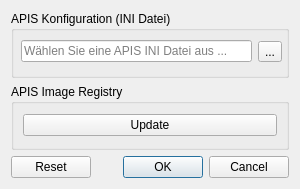
Above: APIS/forms/apis_settings_form.ui from APIS-Luftbildarchiv/APIS before the change. Below: the same form after it.
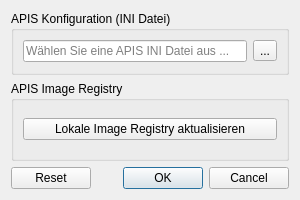
That is the form after the change. Icons and pictures are not drawn.

What changed in the file:
```diff
--- a/APIS/forms/apis_settings_form.ui
+++ b/APIS/forms/apis_settings_form.ui
@@ -10,7 +10,7 @@
     <x>0</x>
     <y>0</y>
     <width>300</width>
-    <height>189</height>
+    <height>200</height>
    </rect>
   </property>
   <property name="sizePolicy">
@@ -22,13 +22,13 @@
   <property name="minimumSize">
    <size>
     <width>300</width>
-    <height>120</height>
+    <height>200</height>
    </size>
   </property>
   <property name="maximumSize">
    <size>
     <width>300</width>
-    <height>300</height>
+    <height>200</height>
    </size>
   </property>
   <property name="windowTitle">
@@ -56,15 +56,8 @@
      <property name="title">
       <string>APIS Konfiguration (INI Datei)</string>
      </property>
-     <widget class="QWidget" name="horizontalLayoutWidget_2">
-      <property name="geometry">
-       <rect>
-        <x>10</x>
-        <y>20</y>
-        <width>261</width>
-        <height>41</height>
-       </rect>
-      </property>
+     <layout class="QVBoxLayout" name="verticalLayout_3">
+      <item>
       <layout class="QHBoxLayout" name="horizontalLayout_2">
        <item>
         <widget class="QLineEdit" name="uiConfigIniFileEdit">
@@ -84,11 +77,21 @@
         </widget>
        </item>
       </layout>
-     </widget>
+      </item>
+     </layout>
     </widget>
    </item>
    <item>
     <widget class="QGroupBox" name="groupBox">
+     <property name="minimumSize">
+      <size>
+       <width>0</width>
+       <height>80</height>
+      </size>
+     </property>
+     <property name="toolTip">
+      <string>&lt;html&gt;&lt;head/&gt;&lt;body&gt;&lt;p&gt;&lt;span style=&quot; font-weight:600;&quot;&gt;APIS Image Registry&lt;/span&gt;&lt;/p&gt;&lt;p&gt;Die APIS Image Registry beinhaltet Informationen über die Verfügbarkeit von Luftbildern, hochauflösende Luftbildern und Orthofotos am Server/im angegbenen Verzeichnis.&lt;/p&gt;&lt;p&gt;Wenn neue Daten (Luftbilder etc.) hinzugefügt werden in den entsprechenden Verzeichnissen (Server oder Lokal) muss die Image Registry aktualisiert werden.&lt;/p&gt;&lt;/body&gt;&lt;/html&gt;</string>
+     </property>
      <property name="title">
       <string>APIS Image Registry</string>
      </property>
@@ -96,7 +99,7 @@
       <item>
        <widget class="QPushButton" name="uiUpdateImageRegistryBtn">
         <property name="text">
-         <string>Update</string>
+         <string>Lokale Image Registry aktualisieren</string>
         </property>
         <property name="icon">
          <iconset resource="resource.qrc">
@@ -108,6 +111,12 @@
           <height>30</height>
          </size>
         </property>
+        <property name="autoDefault">
+         <bool>false</bool>
+        </property>
+        <property name="flat">
+         <bool>false</bool>
+        </property>
        </widget>
       </item>
      </layout>
```
Lines whose indentation alone changed are shown as unchanged.
